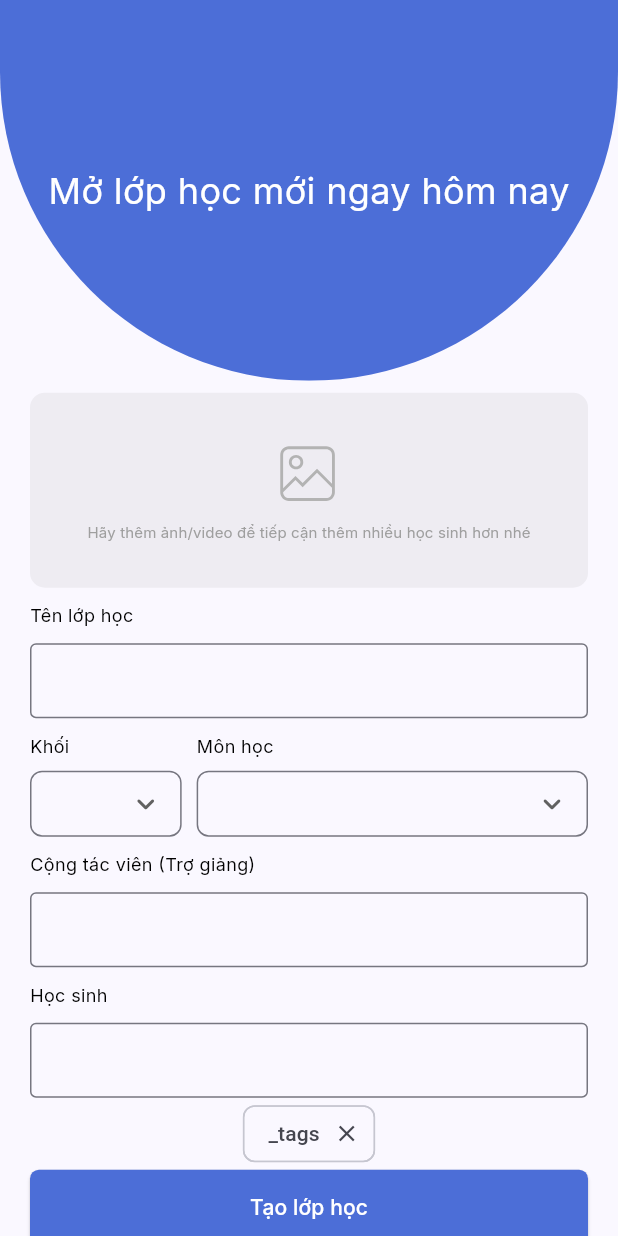
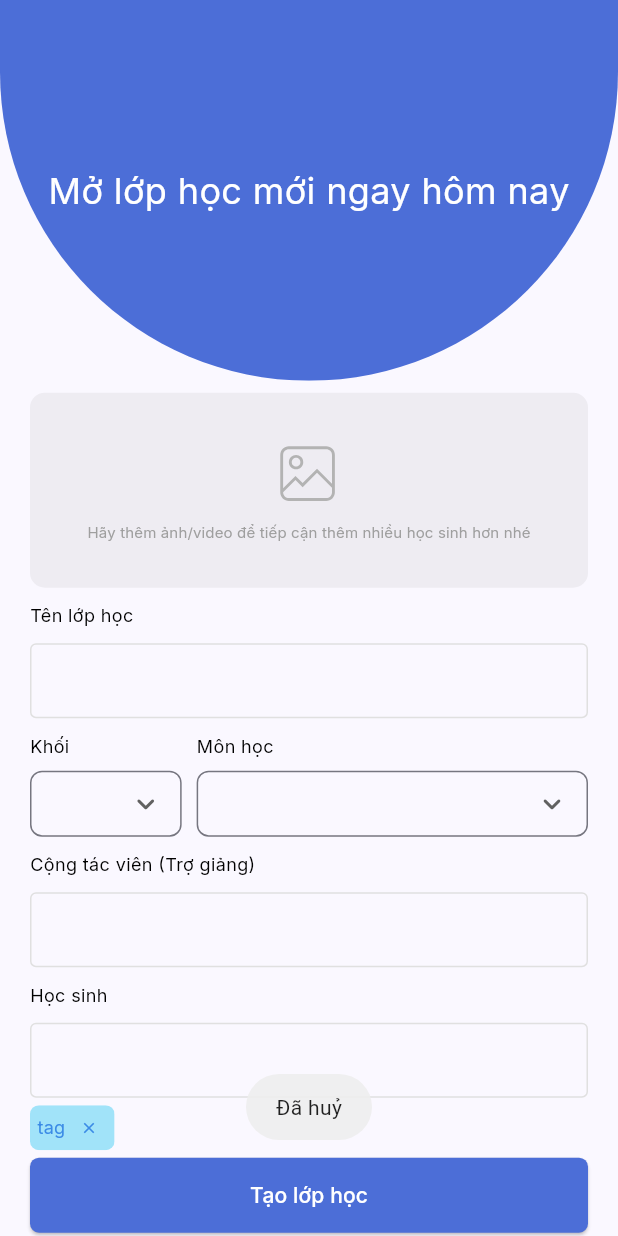
Before and after one commit to liguang612/edu_world, a Flutter app: the CreateCourse screen opened by its route, after a tap on "Tạo lớp học", on a phone screen of 412 x 824 dp. Run offline on Flutter 3.47's test engine with Material 3 defaults, Android fonts, the light colour scheme and no system bars; our stand-ins replace cloud_firestore, equatable, file_picker, firebase_auth, firebase_core, firebase_storage and 6 more; accounts and stored records are empty.

Commit message:
Create-course UI (3) & upload file experiments.

```diff
--- a/lib/data/resources/colors.dart
+++ b/lib/data/resources/colors.dart
@@ -4,6 +4,10 @@ class AppColor {
   static const Color backgroundColor = Color(0xFFFDFDFD);
 
   static const Color black = Colors.black;
+
+  static const Color blue = Colors.blue;
+  static const Color blue01 = Color(0xFF3B8BE6);
+  static const Color blue02 = Color(0xFFA1E3F9);
 
   static const Color gray01 = Color(0xFFD9D9D9);
   static const Color gray02 = Color(0xFF9D9B9B);
--- /dev/null
+++ b/lib/shared/widgets/custom_chip.dart
@@ -0,0 +1,29 @@
+import 'package:edu_world/data/resources/colors.dart';
+import 'package:edu_world/data/resources/theme.dart';
+import 'package:flutter/material.dart';
+
+class CustomChip extends StatelessWidget {
+  final String tag;
+
+  const CustomChip({super.key, required this.tag});
+
+  @override
+  Widget build(BuildContext context) {
+    return Chip(
+      backgroundColor: AppColor.blue02,
+      deleteIcon: const Icon(Icons.close, color: AppColor.blue01, size: 12),
+      label: Text(
+        tag,
+        style: AppTextTheme.interRegular12.copyWith(color: AppColor.blue01),
+      ),
+      labelPadding: const EdgeInsets.only(left: 4),
+      onDeleted: () {},
+      padding: EdgeInsets.zero,
+      shape: RoundedRectangleBorder(
+        borderRadius: BorderRadius.circular(6),
+        side: const BorderSide(color: Colors.transparent),
+      ),
+      visualDensity: VisualDensity.compact,
+    );
+  }
+}
--- a/lib/shared/widgets/custom_text_field.dart
+++ b/lib/shared/widgets/custom_text_field.dart
@@ -23,6 +23,7 @@ class CustomTextField extends StatelessWidget {
         controller: controller,
         decoration: InputDecoration(
           border: const OutlineInputBorder(borderSide: BorderSide(color: AppColor.gray08)),
+          enabledBorder: const OutlineInputBorder(borderSide: BorderSide(color: AppColor.gray08)),
           hintStyle: AppTextTheme.interRegular12.copyWith(color: AppColor.gray07),
           hintText: hint,
         ),
--- a/lib/view/course/create_course.dart
+++ b/lib/view/course/create_course.dart
@@ -1,11 +1,18 @@
+import 'dart:io';
+
 import 'package:edu_world/data/resources/colors.dart';
 import 'package:edu_world/data/resources/resources.dart';
 import 'package:edu_world/data/resources/theme.dart';
 import 'package:edu_world/shared/utils/ext/build_context_ext.dart';
+import 'package:edu_world/shared/widgets/custom_chip.dart';
 import 'package:edu_world/shared/widgets/custom_text_field.dart';
 import 'package:edu_world/shared/widgets/dropdown.dart';
+import 'package:file_picker/file_picker.dart';
+import 'package:firebase_core/firebase_core.dart';
+import 'package:firebase_storage/firebase_storage.dart';
 import 'package:flutter/material.dart';
 import 'package:flutter_svg/svg.dart';
+import 'package:fluttertoast/fluttertoast.dart';
 
 // ignore: must_be_immutable
 class CreateCourse extends StatelessWidget {
@@ -33,7 +40,8 @@ class CreateCourse extends StatelessWidget {
           )),
         ]),
         // Body
-        SingleChildScrollView(
+        Expanded(
+          child: SingleChildScrollView(
             child: Padding(
               padding: const EdgeInsets.only(left: 20, right: 20, top: 8),
               child: Column(children: [
@@ -82,20 +90,16 @@ class CreateCourse extends StatelessWidget {
                 CustomTextField(controller: _taController, title: 'Cộng tác viên (Trợ giảng)'),
                 const SizedBox(height: 10),
                 CustomTextField(controller: _studentController, title: 'Học sinh'),
-              Wrap(
-                spacing: 8.0,
-                children: ['_tags'].map((tag) {
-                  return Chip(
-                    label: Text(tag),
-                    deleteIcon: const Icon(Icons.close),
-                    onDeleted: () => print('removed'),
-                  );
-                }).toList(),
+                SizedBox(
+                  width: context.screenWidth,
+                  child: const Wrap(children: [
+                    CustomChip(tag: 'tag'),
+                  ]),
                 ),
                 SizedBox(
                   width: double.infinity,
                   child: ElevatedButton(
-                  onPressed: () {},
+                    onPressed: _onCreateCourse,
                     style: ElevatedButton.styleFrom(
                       backgroundColor: AppColor.purple01,
                       padding: const EdgeInsets.symmetric(vertical: 15),
@@ -106,8 +110,40 @@ class CreateCourse extends StatelessWidget {
                 ),
               ]),
             ),
+          ),
         )
       ]),
     );
   }
+
+  _onCreateCourse() async {
+    final wallpaper = await _onSelectWallpaper();
+
+    if (wallpaper == null) {
+      return;
     }
+
+    try {
+      await FirebaseStorage.instance.ref('uploads/wallpaper').putFile(File(wallpaper));
+    } catch (e) {
+      print('\n\n\nSTORAGE ERORR: $e\n\n\n');
+    }
+  }
+
+  Future<String?> _onSelectWallpaper() async {
+    try {
+      FilePickerResult? result = await FilePicker.platform.pickFiles();
+
+      if (result != null) {
+        String? filePath = result.files.single.path;
+
+        return filePath;
+      }
+
+      Fluttertoast.showToast(msg: 'Đã huỷ');
+    } catch (e) {
+      print(e);
+      Fluttertoast.showToast(msg: 'Có lỗi xảy ra');
+    }
+  }
+}
--- a/pubspec.yaml
+++ b/pubspec.yaml
@@ -20,8 +20,10 @@ dependencies:
   cloud_firestore: ^5.6.5
   cupertino_icons: ^1.0.8
   equatable: ^2.0.7
+  file_picker: ^10.0.0
   firebase_auth: ^5.5.1
   firebase_core: ^3.12.1
+  firebase_storage: ^12.4.5
   flutter_bloc: ^9.1.0
   fluttertoast: ^8.2.12
   flutter_svg: ^2.0.17
```
Also changed, not shown: pubspec.lock, 4 other files. Lines whose indentation alone changed are shown as unchanged.
